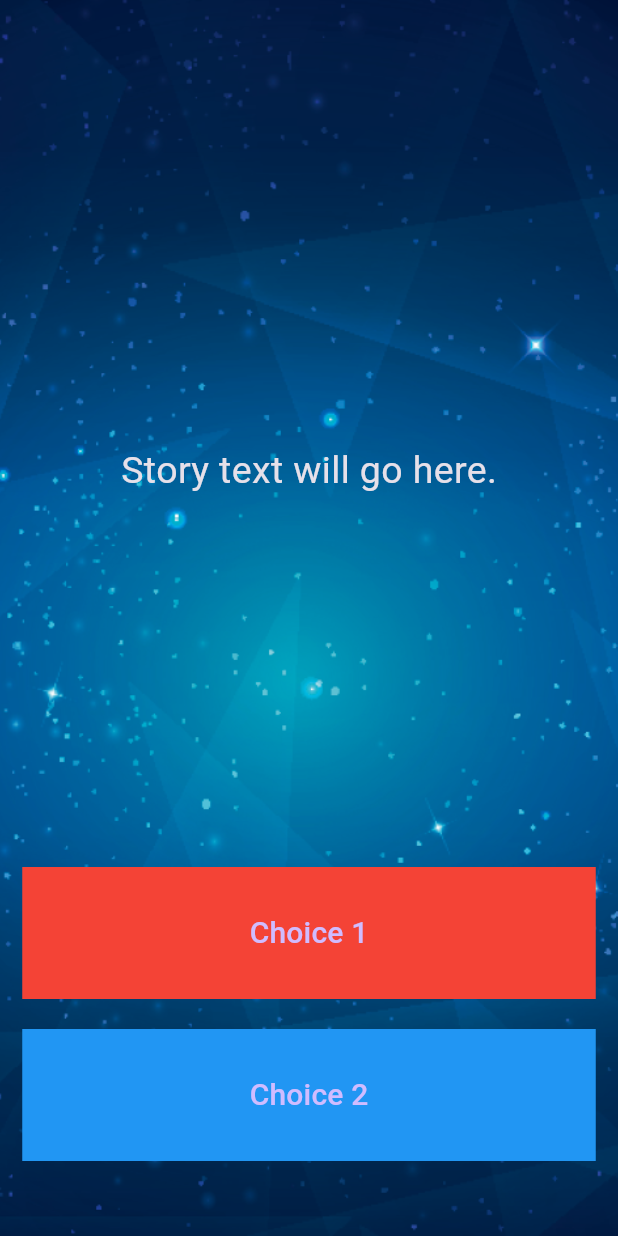
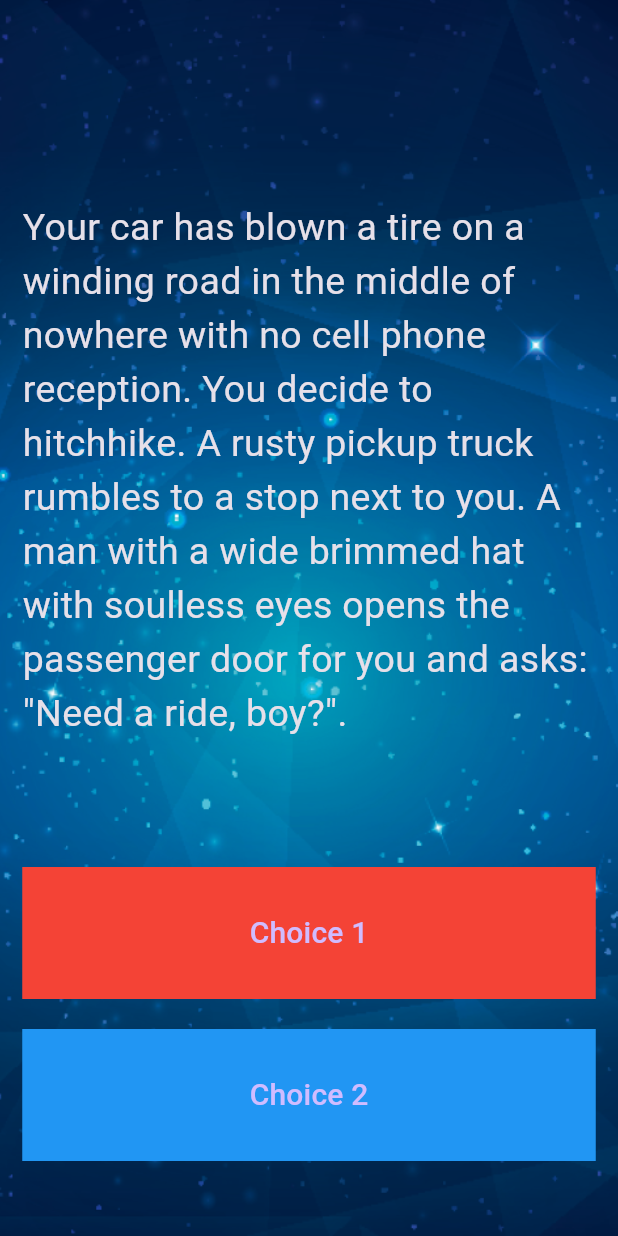
Before and after one commit to yonathanavila/destini_flutter, a Flutter app: the screen it shows after launch, on a phone screen of 412 x 824 dp. Run offline on Flutter 3.47's test engine with Material 3 defaults, Android fonts, the phone set to English and light mode, and no system bars.

Commit message:
add: story brain title in the text component

```diff
--- a/lib/main.dart
+++ b/lib/main.dart
@@ -1,3 +1,4 @@
+import 'package:destini_flutter/story_brain.dart';
 import 'package:flutter/material.dart';
 
 //TODO: Step 15 - Run the app and see if you can see the screen update with the first story. Delete this TODO if it looks as you expected.
@@ -13,7 +14,7 @@ class Destini extends StatelessWidget {
   }
 }
 
-//TODO: Step 9 - Create a new storyBrain object from the StoryBrain class.
+StoryBrain _storyBrain = new StoryBrain();
 
 class StoryPage extends StatefulWidget {
   _StoryPageState createState() => _StoryPageState();
@@ -34,13 +35,12 @@ class _StoryPageState extends State<StoryPage> {
           child: Column(
             crossAxisAlignment: CrossAxisAlignment.stretch,
             children: <Widget>[
-              const Expanded(
+              Expanded(
                 flex: 12,
                 child: Center(
                   child: Text(
-                    //TODO: Step 10 - use the storyBrain to get the first story title and display it in this Text Widget.
-                    'Story text will go here.',
-                    style: TextStyle(
+                    _storyBrain.getStory().storyTitle,
+                    style: const TextStyle(
                       fontSize: 25.0,
                     ),
                   ),
--- a/lib/story_brain.dart
+++ b/lib/story_brain.dart
@@ -33,7 +33,6 @@ class StoryBrain {
         choice2: '')
   ];
 
-  //TODO: Step 8 - Create a method called getStory() that returns the first storyTitle from _storyData.
   Story getStory() {
     return _storyData.first;
   }
```
